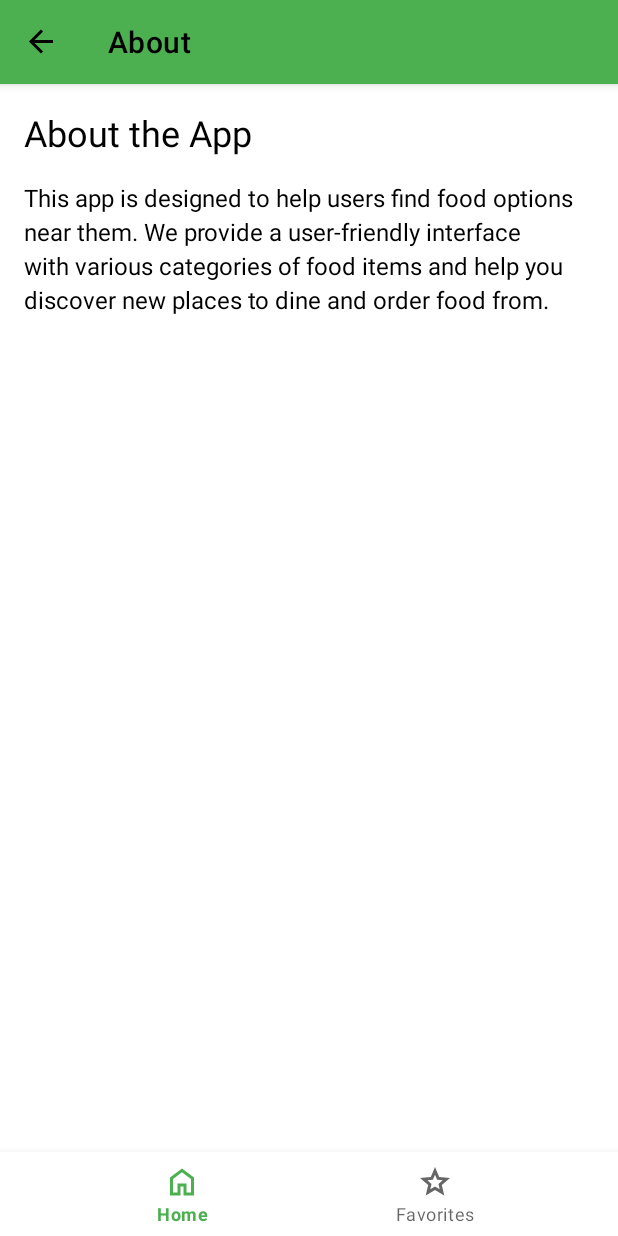
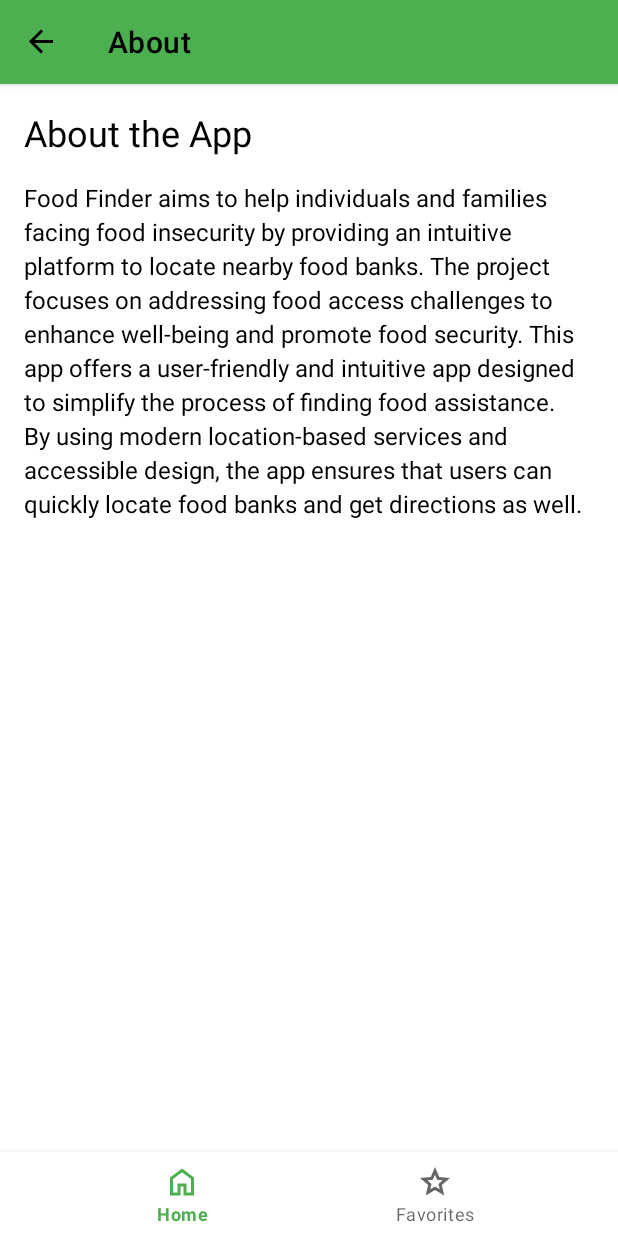
Before and after one commit to UML-COMP4630-LIN/group-project-group-02, an Android app: the AboutFragment screen opened through its navigation route, on a phone screen of 412 x 824 dp. Run offline under Robolectric (Android 15) with nearby library versions, the phone set to English and light mode, and no system bars; our stand-ins replace navigation-ui; 1 statement that could not run was skipped.

Commit message:
Update fragment_about.xml
changed description of the app

```diff
--- a/app/src/main/res/layout/fragment_about.xml
+++ b/app/src/main/res/layout/fragment_about.xml
@@ -19,7 +19,7 @@
         android:id="@+id/about_description"
         android:layout_width="wrap_content"
         android:layout_height="wrap_content"
-        android:text="This app is designed to help users find food options near them. We provide a user-friendly interface with various categories of food items and help you discover new places to dine and order food from."
+        android:text="Food Finder aims to help individuals and families facing food insecurity by providing an intuitive platform to locate nearby food banks. The project focuses on addressing food access challenges to enhance well-being and promote food security. This app offers a user-friendly and intuitive app designed to simplify the process of finding food assistance. By using modern location-based services and accessible design, the app ensures that users can quickly locate food banks and get directions as well."
         android:textSize="16sp"
         android:textColor="@color/text"
         android:lineSpacingExtra="4dp"/>
```
